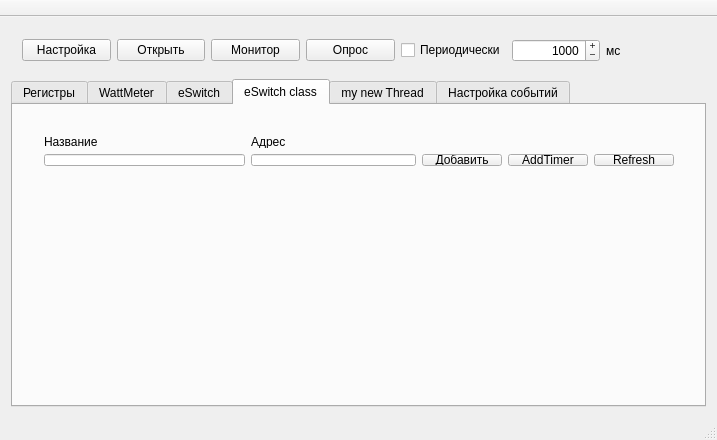
First picture: the form in mainwindow.ui, repository dm-urievich/byce_tool, before the edit.
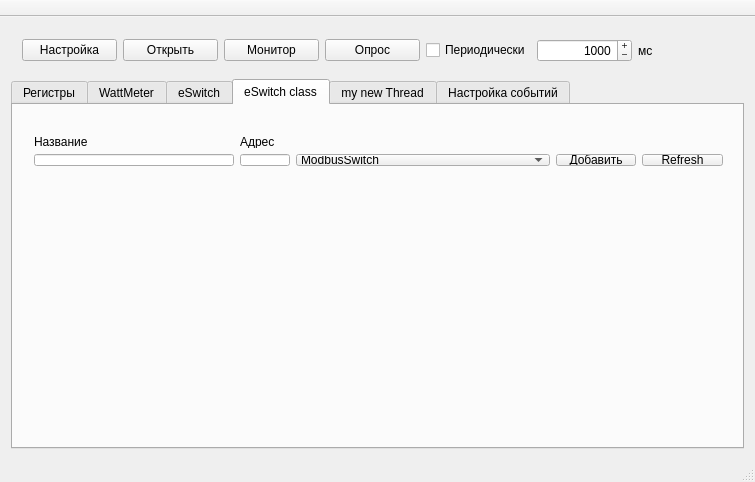
Second picture: the form after the edit.

Commit message: little bit chenge, add shwitch to choose module

Patch:
```diff
--- a/mainwindow.ui
+++ b/mainwindow.ui
@@ -6,8 +6,8 @@
    <rect>
     <x>0</x>
     <y>0</y>
-    <width>717</width>
-    <height>440</height>
+    <width>755</width>
+    <height>482</height>
    </rect>
   </property>
   <property name="windowTitle">
@@ -962,44 +962,58 @@
        <widget class="QWidget" name="layoutWidget">
         <property name="geometry">
          <rect>
-          <x>20</x>
+          <x>10</x>
           <y>20</y>
-          <width>652</width>
+          <width>711</width>
           <height>52</height>
          </rect>
         </property>
-        <layout class="QGridLayout" name="gridLayout_4">
-         <item row="1" column="4">
+        <layout class="QGridLayout" name="gridLayout_4" columnminimumwidth="0,0,0,0,0,0,0,0,0,0">
+         <property name="sizeConstraint">
+          <enum>QLayout::SetDefaultConstraint</enum>
+         </property>
+         <item row="1" column="0">
+          <widget class="QLineEdit" name="lineEditNameeSwitchClass">
+           <property name="minimumSize">
+            <size>
+             <width>100</width>
+             <height>0</height>
+            </size>
+           </property>
+           <property name="maximumSize">
+            <size>
+             <width>200</width>
+             <height>16777215</height>
+            </size>
+           </property>
+          </widget>
+         </item>
+         <item row="1" column="2" colspan="3">
+          <widget class="QComboBox" name="comboBoxTypeNewModule">
+           <item>
+            <property name="text">
+             <string>ModbusSwitch</string>
+            </property>
+           </item>
+           <item>
+            <property name="text">
+             <string>Timer</string>
+            </property>
+           </item>
+           <item>
+            <property name="text">
+             <string>LightSensor</string>
+            </property>
+           </item>
+          </widget>
+         </item>
+         <item row="1" column="6">
           <widget class="QPushButton" name="pushButtonStartScript">
            <property name="text">
             <string>Refresh</string>
            </property>
           </widget>
          </item>
-         <item row="1" column="2">
-          <widget class="QPushButton" name="pushButtonIniteSwitchClass">
-           <property name="text">
-            <string>Добавить</string>
-           </property>
-          </widget>
-         </item>
-         <item row="1" column="3">
-          <widget class="QPushButton" name="pushButtonAddTimer">
-           <property name="text">
-            <string>AddTimer</string>
-           </property>
-          </widget>
-         </item>
-         <item row="0" column="0">
-          <widget class="QLabel" name="label_17">
-           <property name="text">
-            <string>Название</string>
-           </property>
-          </widget>
-         </item>
-         <item row="1" column="1">
-          <widget class="QLineEdit" name="lineEditAddreSwitchClass"/>
-         </item>
          <item row="0" column="1">
           <widget class="QLabel" name="label_18">
            <property name="text">
@@ -1007,16 +1021,30 @@
            </property>
           </widget>
          </item>
-         <item row="1" column="0">
-          <widget class="QLineEdit" name="lineEditNameeSwitchClass">
-           <property name="minimumSize">
+         <item row="1" column="1">
+          <widget class="QLineEdit" name="lineEditAddreSwitchClass">
+           <property name="maximumSize">
             <size>
-             <width>201</width>
-             <height>0</height>
+             <width>50</width>
+             <height>16777215</height>
             </size>
            </property>
           </widget>
          </item>
+         <item row="0" column="0">
+          <widget class="QLabel" name="label_17">
+           <property name="text">
+            <string>Название</string>
+           </property>
+          </widget>
+         </item>
+         <item row="1" column="5">
+          <widget class="QPushButton" name="pushButtonAddModules">
+           <property name="text">
+            <string>Добавить</string>
+           </property>
+          </widget>
+         </item>
         </layout>
        </widget>
       </widget>
```
Left out of the diff: 2 changed lines with no effect on the pictures. The commit also changes 3 other files.
